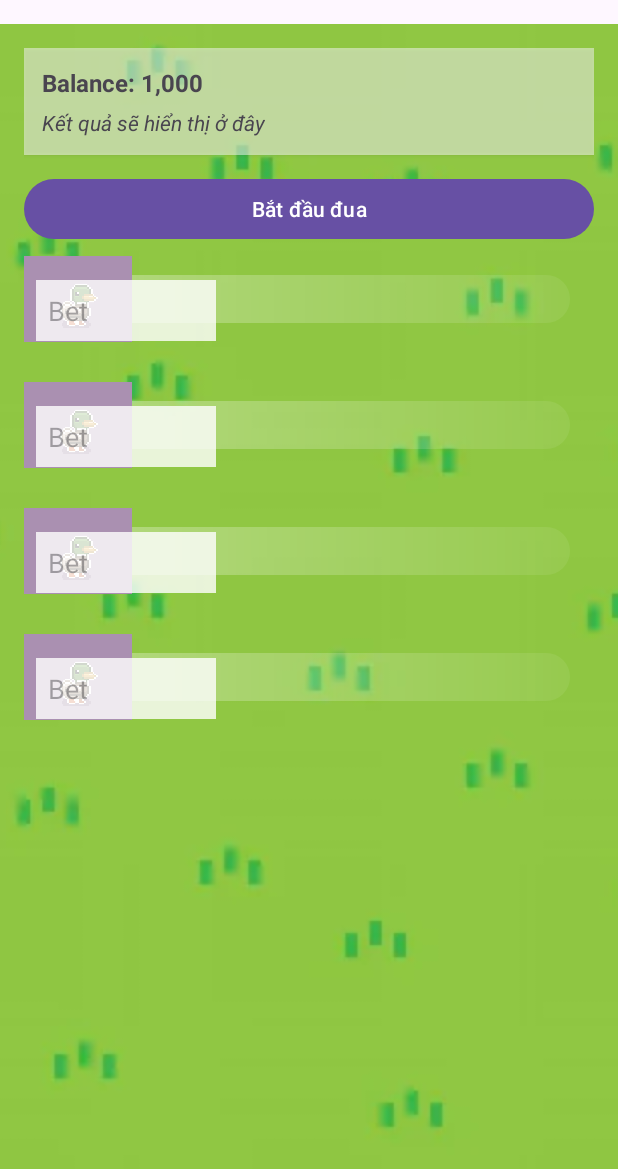
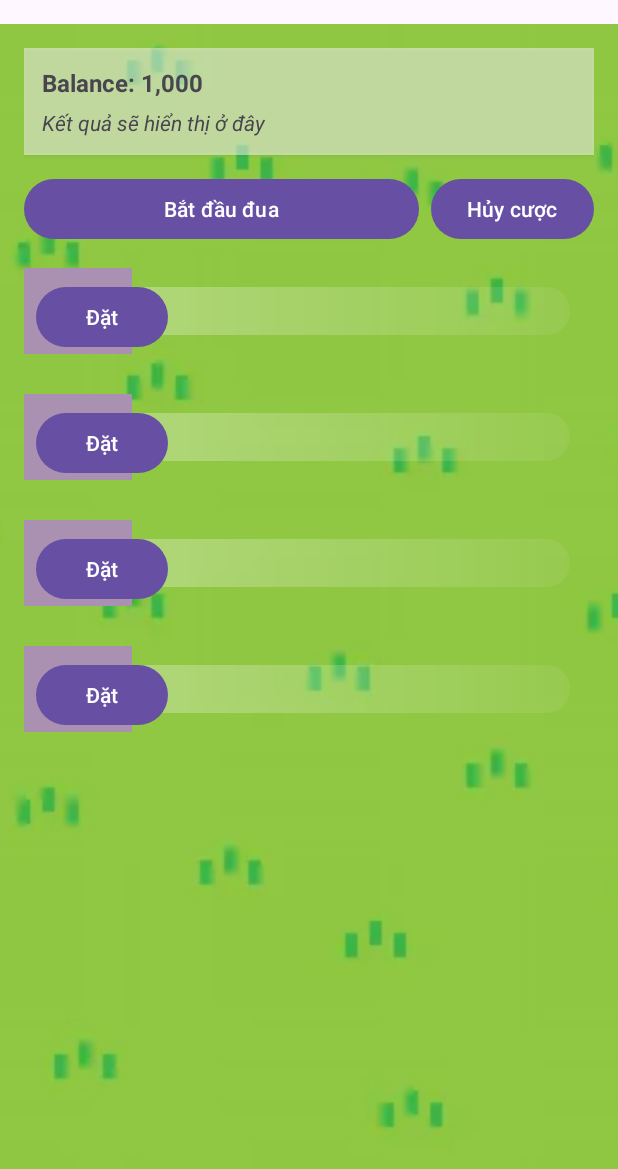
Before and after one commit to toki-ai/betting-game-android, an Android app: the screen it shows after launch (MainActivity), after a tap on "Bắt đầu đua", on a phone screen of 412 x 824 dp. Shown: the top 1169 px of the screen. Run offline under Robolectric (Android 15) with nearby library versions, the phone set to English and light mode, and no system bars.

Commit message:
feat: bet

```diff
--- a/app/src/main/java/com/example/bettinggame/MainActivity.java
+++ b/app/src/main/java/com/example/bettinggame/MainActivity.java
@@ -46,7 +46,8 @@ public class MainActivity extends AppCompatActivity {
     private boolean raceRunning = false; // prevents multiple starts
 
     // Betting UI
-    private EditText etBet1, etBet2, etBet3, etBet4;
+    // Per-lane bet buttons (mở dialog nhập tiền)
+    private Button btnBet1, btnBet2, btnBet3, btnBet4, btnCancelBet;
     private TextView tvBalance, tvResult;
     private View betPanel;
     private int selectedDuckIndex = 0; // 0..3
@@ -88,10 +89,18 @@ public class MainActivity extends AppCompatActivity {
         tvBalance = findViewById(R.id.tvBalance);
         tvResult = findViewById(R.id.tvResult);
         betPanel = findViewById(R.id.betPanel);
-        etBet1 = findViewById(R.id.etBet1);
-        etBet2 = findViewById(R.id.etBet2);
-        etBet3 = findViewById(R.id.etBet3);
-        etBet4 = findViewById(R.id.etBet4);
+        btnBet1 = findViewById(R.id.btnBet1);
+        btnBet2 = findViewById(R.id.btnBet2);
+        btnBet3 = findViewById(R.id.btnBet3);
+        btnBet4 = findViewById(R.id.btnBet4);
+        btnCancelBet = findViewById(R.id.btnCancelBet);
+
+        // Thiết lập chọn đặt cược qua dialog, chỉ cho phép một lựa chọn.
+        btnBet1.setOnClickListener(v -> promptBetForDuck(0));
+        btnBet2.setOnClickListener(v -> promptBetForDuck(1));
+        btnBet3.setOnClickListener(v -> promptBetForDuck(2));
+        btnBet4.setOnClickListener(v -> promptBetForDuck(3));
+        btnCancelBet.setOnClickListener(v -> cancelCurrentBet());
 
         // Cập nhật text số dư ban đầu
         updateBalanceText();
@@ -103,37 +112,15 @@ public class MainActivity extends AppCompatActivity {
         // Nếu đang chạy thì không làm gì
         if (raceRunning) return;
 
-        // Xác định vịt được chọn: ưu tiên dòng có tiền nhập > 0, đồng thời chỉ cho phép 1 dòng hợp lệ
-        int[] bets = new int[]{
-                betManager.parseAmount(etBet1 != null && etBet1.getText()!=null ? etBet1.getText().toString() : ""),
-                betManager.parseAmount(etBet2 != null && etBet2.getText()!=null ? etBet2.getText().toString() : ""),
-                betManager.parseAmount(etBet3 != null && etBet3.getText()!=null ? etBet3.getText().toString() : ""),
-                betManager.parseAmount(etBet4 != null && etBet4.getText()!=null ? etBet4.getText().toString() : "")
-        };
-
-        int activeCount = 0;
-        int betAmount = 0;
-        int chosenIndex = -1;
-        for (int i = 0; i < bets.length; i++) {
-            if (bets[i] > 0) {
-                activeCount++;
-                betAmount = bets[i];
-                chosenIndex = i;
-            }
-        }
-        if (activeCount == 0) {
-            Toast.makeText(this, "Nhập tiền cược tại đúng 1 con vịt", Toast.LENGTH_SHORT).show();
+        // Sử dụng lựa chọn đã được lưu từ dialog
+        if (selectedDuckIndex < 0) {
+            Toast.makeText(this, "Chọn 1 con vịt để đặt cược", Toast.LENGTH_SHORT).show();
             return;
         }
-        if (activeCount > 1) {
-            Toast.makeText(this, "Chỉ được đặt cho 1 con vịt mỗi vòng", Toast.LENGTH_SHORT).show();
-            return;
-        }
-        selectedDuckIndex = chosenIndex;
+        int betAmount = currentBetAmount;
         // Lấy tiền cược và kiểm tra hợp lệ trước khi bắt đầu đua
         BetManager.ValidationResult vr = betManager.validateBet(betAmount);
         if (!vr.valid) {
-            setErrorOnChosenBetField(chosenIndex, vr.message);
             Toast.makeText(this, vr.message != null ? vr.message : "Tiền cược không hợp lệ", Toast.LENGTH_SHORT).show();
             return;
         }
@@ -151,7 +138,7 @@ public class MainActivity extends AppCompatActivity {
         raceRunning = true;
         btnStart.setEnabled(false);
         btnStart.setText("Đang đua...");
-        setPerDuckInputsEnabled(false);
+        setBetButtonsEnabled(false);
 
         // remove previous callbacks (reset)
         handler.removeCallbacksAndMessages(null);
@@ -285,10 +272,10 @@ public class MainActivity extends AppCompatActivity {
             btnStart.setEnabled(true);
             btnStart.setText("Bắt đầu đua");
             // Mở lại control đặt cược
-            setPerDuckInputsEnabled(true);
+            setBetButtonsEnabled(true);
             // Hiện lại panel đặt cược và xoá tiền cược cũ để vòng mới rõ ràng
             if (betPanel != null) betPanel.setVisibility(View.VISIBLE);
-            clearPerDuckInputs();
+            clearCurrentBet();
         });
     }
 
@@ -309,27 +296,63 @@ public class MainActivity extends AppCompatActivity {
 
     // parseBetAmount -> đã chuyển sang BetManager
 
-    private void setPerDuckInputsEnabled(boolean enabled) {
-        if (etBet1 != null) etBet1.setEnabled(enabled);
-        if (etBet2 != null) etBet2.setEnabled(enabled);
-        if (etBet3 != null) etBet3.setEnabled(enabled);
-        if (etBet4 != null) etBet4.setEnabled(enabled);
+    private void setBetButtonsEnabled(boolean enabled) {
+        if (btnBet1 != null) btnBet1.setEnabled(enabled);
+        if (btnBet2 != null) btnBet2.setEnabled(enabled);
+        if (btnBet3 != null) btnBet3.setEnabled(enabled);
+        if (btnBet4 != null) btnBet4.setEnabled(enabled);
+        if (btnCancelBet != null) btnCancelBet.setEnabled(enabled);
     }
 
-    private void clearPerDuckInputs() {
-        if (etBet1 != null) etBet1.setText("");
-        if (etBet2 != null) etBet2.setText("");
-        if (etBet3 != null) etBet3.setText("");
-        if (etBet4 != null) etBet4.setText("");
+    private int currentBetAmount = 0;
+
+    private void promptBetForDuck(int duckIndex) {
+        // Nếu đã chọn con khác rồi thì yêu cầu hủy trước khi chọn lại
+        if (currentBetAmount > 0 && selectedDuckIndex != duckIndex) {
+            Toast.makeText(this, "Đã có cược đang chọn, bấm Hủy cược để đổi", Toast.LENGTH_SHORT).show();
+            return;
+        }
+
+        android.app.AlertDialog.Builder builder = new android.app.AlertDialog.Builder(this);
+        builder.setTitle("Đặt cho vịt " + (duckIndex + 1));
+
+        final EditText input = new EditText(this);
+        input.setInputType(android.text.InputType.TYPE_CLASS_NUMBER);
+        input.setHint("Nhập tiền (min 100)");
+        int padding = (int) (8 * getResources().getDisplayMetrics().density);
+        input.setPadding(padding, padding, padding, padding);
+        builder.setView(input);
+
+        builder.setPositiveButton("OK", (dialog, which) -> {
+            int amount = betManager.parseAmount(input.getText() != null ? input.getText().toString() : "");
+            BetManager.ValidationResult vr = betManager.validateBet(amount);
+            if (!vr.valid) {
+                Toast.makeText(this, vr.message != null ? vr.message : "Tiền cược không hợp lệ", Toast.LENGTH_SHORT).show();
+                dialog.dismiss();
+                return;
+            }
+            selectedDuckIndex = duckIndex;
+            currentBetAmount = amount;
+            Toast.makeText(this, "Đã chọn vịt " + (duckIndex + 1) + ": " + betManager.formatInt(amount), Toast.LENGTH_SHORT).show();
+        });
+
+        builder.setNegativeButton("Hủy", (dialog, which) -> dialog.dismiss());
+        builder.show();
     }
 
-    private void setErrorOnChosenBetField(int index, String message) {
-        EditText target = null;
-        if (index == 0) target = etBet1;
-        else if (index == 1) target = etBet2;
-        else if (index == 2) target = etBet3;
-        else if (index == 3) target = etBet4;
-        if (target != null) target.setError(message);
+    private void cancelCurrentBet() {
+        if (currentBetAmount == 0) {
+            Toast.makeText(this, "Chưa có cược để hủy", Toast.LENGTH_SHORT).show();
+            return;
+        }
+        selectedDuckIndex = -1;
+        currentBetAmount = 0;
+        Toast.makeText(this, "Đã hủy cược", Toast.LENGTH_SHORT).show();
+    }
+
+    private void clearCurrentBet() {
+        selectedDuckIndex = -1;
+        currentBetAmount = 0;
     }
 
     private void handlePayout(int winnerIndex, int betAmount) {
--- a/app/src/main/res/layout/activity_main.xml
+++ b/app/src/main/res/layout/activity_main.xml
@@ -66,11 +66,25 @@
 
         </LinearLayout>
 
-        <Button
-            android:id="@+id/btnStart"
+        <LinearLayout
             android:layout_width="match_parent"
             android:layout_height="wrap_content"
-            android:text="Bắt đầu đua" />
+            android:orientation="horizontal"
+            android:gravity="center_vertical"
+            android:layout_marginBottom="8dp">
+            <Button
+                android:id="@+id/btnStart"
+                android:layout_width="0dp"
+                android:layout_height="wrap_content"
+                android:layout_weight="1"
+                android:text="Bắt đầu đua" />
+            <Button
+                android:id="@+id/btnCancelBet"
+                android:layout_width="wrap_content"
+                android:layout_height="wrap_content"
+                android:text="Hủy cược"
+                android:layout_marginStart="8dp"/>
+        </LinearLayout>
 
         <!-- lane 1 -->
         <FrameLayout
@@ -93,16 +107,13 @@
                 android:layout_gravity="center_vertical"
                 android:src="@drawable/animal1_idle"/>
 
-            <EditText
-                android:id="@+id/etBet1"
-                android:layout_width="120dp"
+            <Button
+                android:id="@+id/btnBet1"
+                android:layout_width="wrap_content"
                 android:layout_height="wrap_content"
                 android:layout_gravity="bottom|start"
                 android:layout_margin="8dp"
-                android:hint="Bet"
-                android:inputType="number"
-                android:padding="8dp"
-                android:background="#CCFFFFFF"/>
+                android:text="Đặt"/>
         </FrameLayout>
 
         <!-- lane 2 -->
@@ -126,16 +137,13 @@
                 android:layout_gravity="center_vertical"
                 android:src="@drawable/animal2_idle"/>
 
-            <EditText
-                android:id="@+id/etBet2"
-                android:layout_width="120dp"
+            <Button
+                android:id="@+id/btnBet2"
+                android:layout_width="wrap_content"
                 android:layout_height="wrap_content"
                 android:layout_gravity="bottom|start"
                 android:layout_margin="8dp"
-                android:hint="Bet"
-                android:inputType="number"
-                android:padding="8dp"
-                android:background="#CCFFFFFF"/>
+                android:text="Đặt"/>
         </FrameLayout>
 
         <!-- lane 3 -->
@@ -159,16 +167,13 @@
                 android:layout_gravity="center_vertical"
                 android:src="@drawable/animal3_idle"/>
 
-            <EditText
-                android:id="@+id/etBet3"
-                android:layout_width="120dp"
+            <Button
+                android:id="@+id/btnBet3"
+                android:layout_width="wrap_content"
                 android:layout_height="wrap_content"
                 android:layout_gravity="bottom|start"
                 android:layout_margin="8dp"
-                android:hint="Bet"
-                android:inputType="number"
-                android:padding="8dp"
-                android:background="#CCFFFFFF"/>
+                android:text="Đặt"/>
         </FrameLayout>
 
         <!-- lane 4 -->
@@ -192,16 +197,13 @@
                 android:layout_gravity="center_vertical"
                 android:src="@drawable/animal4_idle"/>
 
-            <EditText
-                android:id="@+id/etBet4"
-                android:layout_width="120dp"
+            <Button
+                android:id="@+id/btnBet4"
+                android:layout_width="wrap_content"
                 android:layout_height="wrap_content"
                 android:layout_gravity="bottom|start"
                 android:layout_margin="8dp"
-                android:hint="Bet"
-                android:inputType="number"
-                android:padding="8dp"
-                android:background="#CCFFFFFF"/>
+                android:text="Đặt"/>
         </FrameLayout>
 
     </LinearLayout>
```
